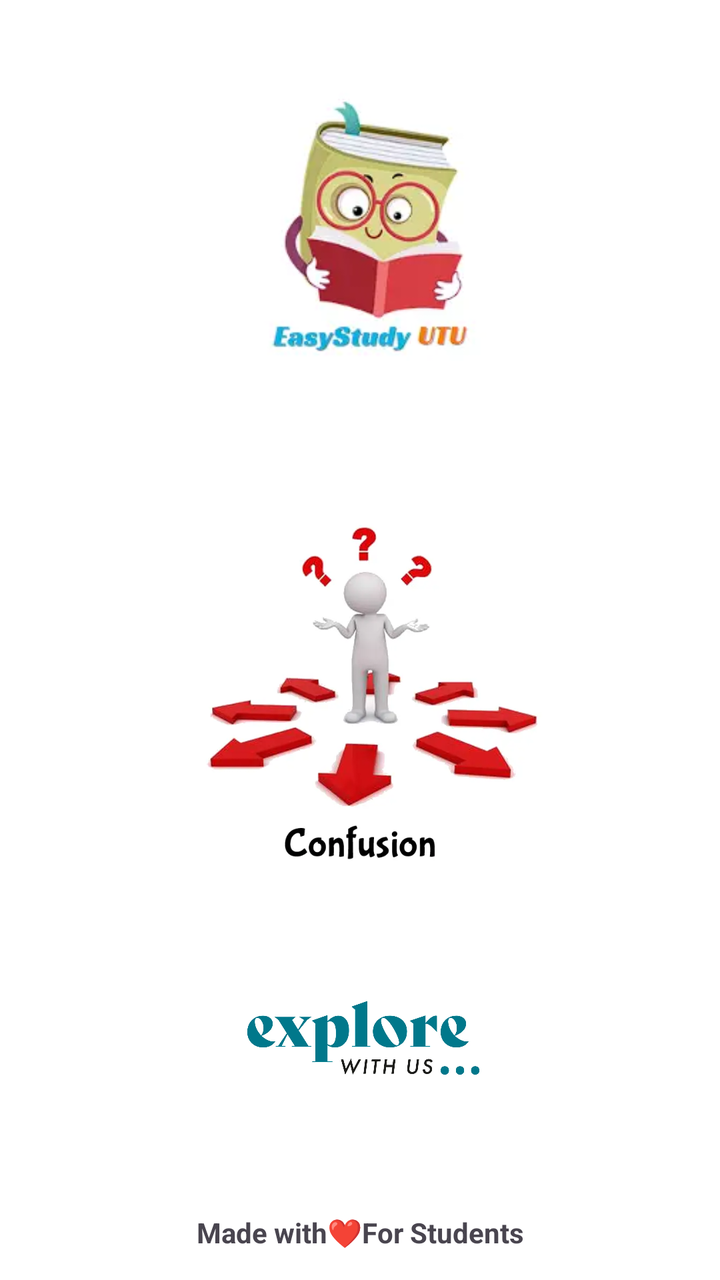
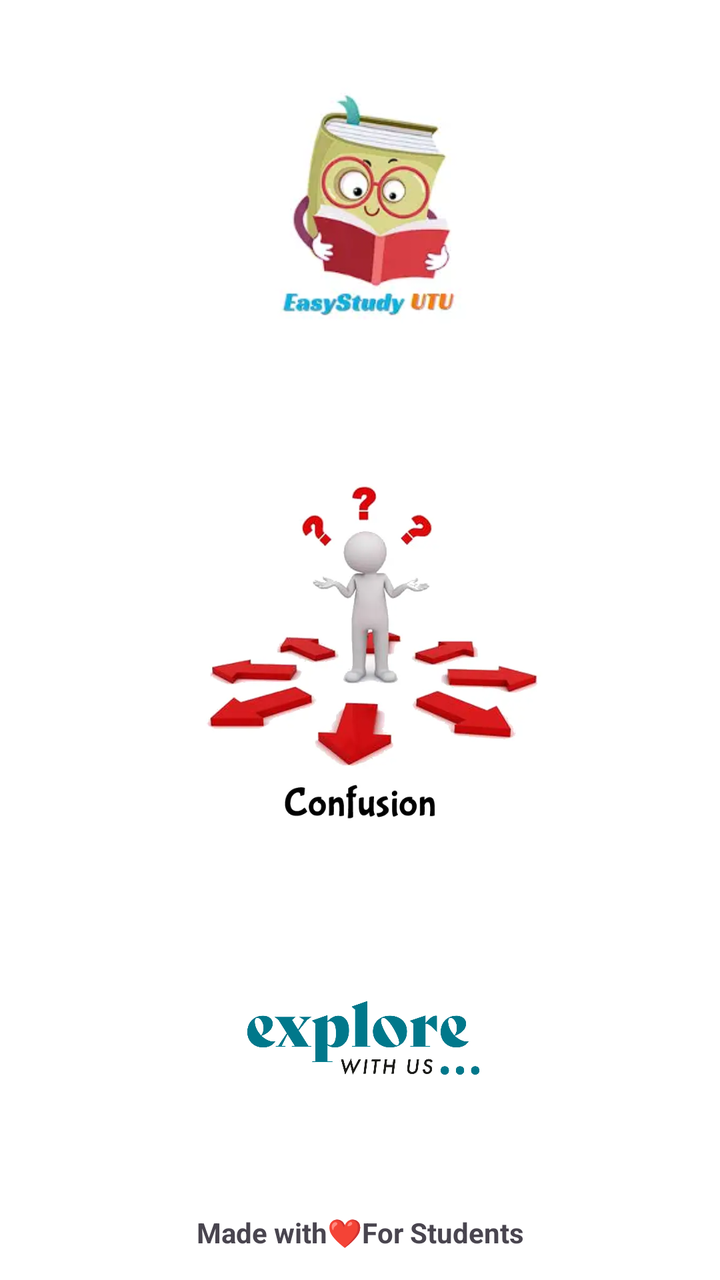

The first picture is an Android layout as it rendered before a commit; the second is the same layout after the commit. The layout source and the unified diff follow.
<!-- AndroidManifest.xml: application theme Theme.EasyStudyUTU -->
<!-- res/layout/activity_main.xml -->
<?xml version="1.0" encoding="utf-8"?>
<androidx.constraintlayout.widget.ConstraintLayout
    xmlns:android="http://schemas.android.com/apk/res/android"
    xmlns:app="http://schemas.android.com/apk/res-auto"
    xmlns:tools="http://schemas.android.com/tools"
    android:layout_width="match_parent"
    android:layout_height="match_parent"
    android:background="@color/white"
    tools:context=".MainActivity">

    <ImageView
        android:id="@+id/imageView"
        android:layout_width="193dp"
        android:layout_height="216dp"
        android:background="@color/white"
        app:layout_constraintBottom_toBottomOf="parent"
        app:layout_constraintEnd_toEndOf="parent"
        app:layout_constraintStart_toStartOf="parent"
        app:layout_constraintTop_toTopOf="parent"
        app:layout_constraintVertical_bias="0.031"
        android:contentDescription="TODO"
        app:srcCompat="@drawable/applogo" />

    <ImageView
        android:id="@+id/imageView6"
        android:layout_width="342dp"
        android:layout_height="222dp"
        app:layout_constraintBottom_toBottomOf="parent"
        app:layout_constraintEnd_toEndOf="parent"
        app:layout_constraintHorizontal_bias="0.492"
        app:layout_constraintStart_toStartOf="parent"
        app:layout_constraintTop_toTopOf="parent"
        app:layout_constraintVertical_bias="0.567"
        android:contentDescription="TODO"
        app:srcCompat="@drawable/confusion" />

    <ImageView
        android:id="@+id/imageView2"
        android:layout_width="297dp"
        android:layout_height="145dp"
        app:layout_constraintBottom_toBottomOf="parent"
        app:layout_constraintEnd_toEndOf="parent"
        app:layout_constraintStart_toStartOf="parent"
        app:layout_constraintTop_toTopOf="parent"
        app:layout_constraintVertical_bias="0.901"
        android:contentDescription="TODO"
        app:srcCompat="@drawable/explorewithus" />

    <TextView
        android:id="@+id/textView39"
        android:layout_width="wrap_content"
        android:layout_height="wrap_content"
        android:text="Made with❤️For Students"
        android:textStyle="bold"
        app:layout_constraintBottom_toBottomOf="parent"
        app:layout_constraintEnd_toEndOf="parent"
        app:layout_constraintStart_toStartOf="parent"
        app:layout_constraintTop_toTopOf="parent"
        app:layout_constraintVertical_bias="0.977" />

</androidx.constraintlayout.widget.ConstraintLayout>
<!-- resources referenced by this layout -->
<resources>
  <color name="white">#FFFFFFFF</color>
  <!-- drawable applogo: webp bitmap (drawable, 4716 bytes) -->
  <!-- drawable confusion: webp bitmap (drawable, 13872 bytes) -->
  <!-- drawable explorewithus: webp bitmap (drawable, 24650 bytes) -->
  <style name="Theme.EasyStudyUTU" parent="Base.Theme.EasyStudyUTU" />
  <style name="Base.Theme.EasyStudyUTU" parent="Theme.Material3.DayNight.NoActionBar">
          
          
      </style>
</resources>

<!-- the commit's change to res/layout/activity_main.xml (unified diff, before → after) -->
@@ -1,4 +1,4 @@
-<?xml version="1.0" encoding="utf-8"?>
+<?xml  version="1.0" encoding="utf-8"?>
 <androidx.constraintlayout.widget.ConstraintLayout
     xmlns:android="http://schemas.android.com/apk/res/android"
     xmlns:app="http://schemas.android.com/apk/res-auto"
@@ -10,28 +10,28 @@
 
     <ImageView
         android:id="@+id/imageView"
-        android:layout_width="193dp"
-        android:layout_height="216dp"
+        android:layout_width="170dp"
+        android:layout_height="191dp"
         android:background="@color/white"
+        android:contentDescription="TODO"
         app:layout_constraintBottom_toBottomOf="parent"
         app:layout_constraintEnd_toEndOf="parent"
         app:layout_constraintStart_toStartOf="parent"
         app:layout_constraintTop_toTopOf="parent"
         app:layout_constraintVertical_bias="0.031"
-        android:contentDescription="TODO"
         app:srcCompat="@drawable/applogo" />
 
     <ImageView
         android:id="@+id/imageView6"
         android:layout_width="342dp"
         android:layout_height="222dp"
+        android:contentDescription="TODO"
         app:layout_constraintBottom_toBottomOf="parent"
         app:layout_constraintEnd_toEndOf="parent"
         app:layout_constraintHorizontal_bias="0.492"
         app:layout_constraintStart_toStartOf="parent"
         app:layout_constraintTop_toTopOf="parent"
-        app:layout_constraintVertical_bias="0.567"
-        android:contentDescription="TODO"
+        app:layout_constraintVertical_bias="0.518"
         app:srcCompat="@drawable/confusion" />
 
     <ImageView
